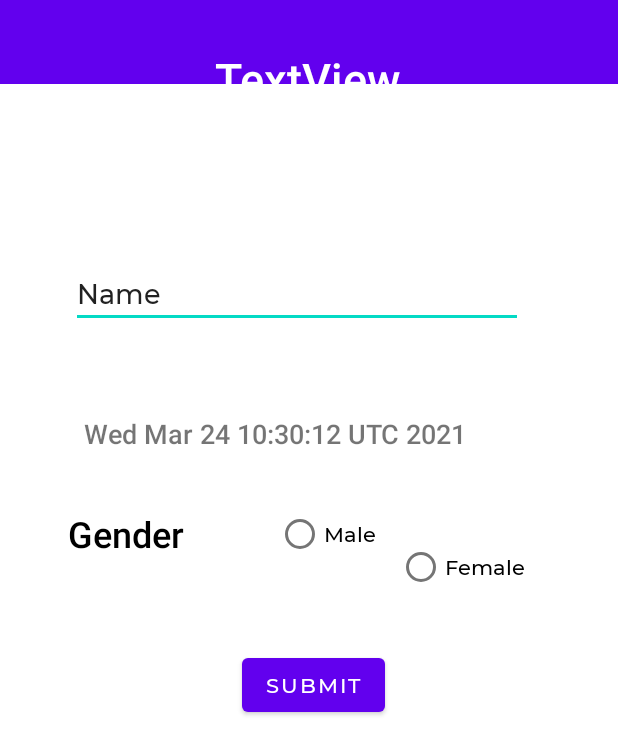
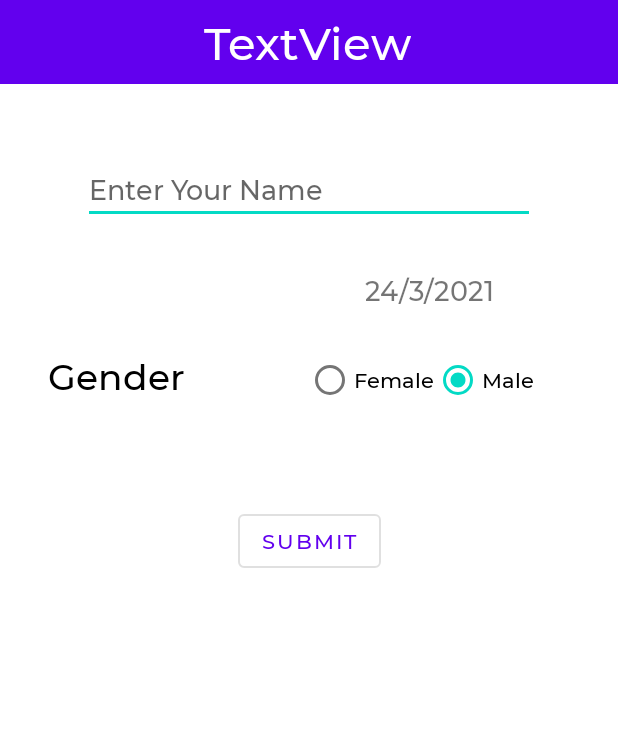
Before and after one commit to NamnendraGupta/SWE-Project_IIT2019154, an Android app: the RegisterActivity screen opened directly, with no data from a screen before it, on a phone screen of 412 x 824 dp. Shown: the top 755 px of the screen. Run offline under Robolectric (Android 15) with nearby library versions, the phone set to English and light mode, and no system bars.

Commit message:
Added the functionality of Getting the List of Users and Displaying them

```diff
--- a/app/build.gradle
+++ b/app/build.gradle
@@ -41,6 +41,7 @@ dependencies {
     implementation 'com.google.firebase:firebase-database:19.7.0'
     implementation 'com.google.android.material:material:1.3.0'
     implementation 'com.squareup.picasso:picasso:2.71828'
+    implementation 'androidx.legacy:legacy-support-v4:1.0.0'
     testImplementation 'junit:junit:4.13.2'
     androidTestImplementation 'androidx.test.ext:junit:1.1.2'
     androidTestImplementation 'androidx.test.espresso:espresso-core:3.3.0'
--- a/app/src/main/java/com/example/robodoc/activities/AdminActivity.java
+++ b/app/src/main/java/com/example/robodoc/activities/AdminActivity.java
@@ -2,6 +2,7 @@ package com.example.robodoc.activities;
 
 import androidx.appcompat.app.AppCompatActivity;
 import androidx.appcompat.widget.Toolbar;
+import androidx.fragment.app.FragmentManager;
 
 import android.content.Intent;
 import android.os.Bundle;
--- a/app/src/main/java/com/example/robodoc/activities/RegisterActivity.java
+++ b/app/src/main/java/com/example/robodoc/activities/RegisterActivity.java
@@ -51,7 +51,7 @@ public class RegisterActivity extends AppCompatActivity implements RegisterUser.
         isRegistering=false;
 
         dob=new Date();
-        tvDOB.setText(dob.toString());
+        tvDOB.setText(getDisplayDate(dob));
 
         datePicker=MaterialDatePicker
                 .Builder.datePicker()
@@ -61,7 +61,7 @@ public class RegisterActivity extends AppCompatActivity implements RegisterUser.
 
         datePicker.addOnPositiveButtonClickListener(selection -> {
             dob=new Date((Long)selection);
-            tvDOB.setText(dob.toString());
+            tvDOB.setText(getDisplayDate(dob));
         });
 
         btnSelectDOB.setOnClickListener(new View.OnClickListener() {
@@ -107,6 +107,14 @@ public class RegisterActivity extends AppCompatActivity implements RegisterUser.
         });
     }
 
+    private String getDisplayDate(Date date){
+        String result;
+        Calendar calendar=Calendar.getInstance();
+        calendar.setTime(date);
+        result=calendar.get(Calendar.DAY_OF_MONTH)+"/"+(calendar.get(Calendar.MONTH)+1)+"/"+calendar.get(Calendar.YEAR);
+        return result;
+    }
+
     @Override
     public void onBackPressed() {
         if(!isRegistering)
--- a/app/src/main/res/layout/activity_login.xml
+++ b/app/src/main/res/layout/activity_login.xml
@@ -8,6 +8,7 @@
 
     <Button
         android:id="@+id/btnLogin"
+        style="@style/Widget.MaterialComponents.Button.OutlinedButton"
         android:layout_width="wrap_content"
         android:layout_height="wrap_content"
         android:text="Login"
--- a/app/src/main/res/layout/activity_register.xml
+++ b/app/src/main/res/layout/activity_register.xml
@@ -7,32 +7,26 @@
     tools:context=".activities.RegisterActivity">
 
 
-    <androidx.appcompat.widget.Toolbar
+    <com.google.android.material.appbar.MaterialToolbar
         android:id="@+id/toolbar5"
         android:layout_width="match_parent"
         android:layout_height="wrap_content"
-        android:layout_marginBottom="729dp"
         android:background="?attr/colorPrimary"
         android:minHeight="?attr/actionBarSize"
         android:theme="?attr/actionBarTheme"
-        app:layout_constraintBottom_toBottomOf="parent"
         app:layout_constraintEnd_toEndOf="parent"
         app:layout_constraintHorizontal_bias="0.0"
         app:layout_constraintStart_toStartOf="parent"
-        app:layout_constraintTop_toTopOf="parent"
-        app:layout_constraintVertical_bias="0.0" />
+        app:layout_constraintTop_toTopOf="parent" />
 
     <TextView
         android:id="@+id/textView4"
         android:layout_width="wrap_content"
         android:layout_height="wrap_content"
-        android:layout_marginTop="16dp"
-        android:layout_marginBottom="736dp"
-        android:fontFamily="sans-serif-medium"
         android:text="TextView"
         android:textColor="@color/white"
         android:textSize="30sp"
-        app:layout_constraintBottom_toBottomOf="parent"
+        app:layout_constraintBottom_toBottomOf="@+id/toolbar5"
         app:layout_constraintEnd_toEndOf="@+id/toolbar5"
         app:layout_constraintHorizontal_bias="0.497"
         app:layout_constraintStart_toStartOf="parent"
@@ -43,17 +37,15 @@
         android:id="@+id/etName"
         android:layout_width="301dp"
         android:layout_height="45dp"
-        android:layout_marginTop="117dp"
+        android:layout_marginStart="16dp"
+        android:layout_marginTop="48dp"
         android:layout_marginEnd="16dp"
-        android:layout_marginBottom="567dp"
         android:ems="10"
+        android:hint="Enter Your Name"
         android:inputType="textPersonName"
-        android:text="Name"
-        app:layout_constraintBottom_toBottomOf="parent"
         app:layout_constraintEnd_toEndOf="parent"
         app:layout_constraintStart_toStartOf="parent"
-        app:layout_constraintTop_toBottomOf="@+id/toolbar5"
-        app:layout_constraintVertical_bias="0.0" />
+        app:layout_constraintTop_toBottomOf="@+id/toolbar5" />
 
     <Button
         android:id="@+id/btnSelectDOB"
@@ -74,13 +66,10 @@
         android:layout_width="0dp"
         android:layout_height="wrap_content"
         android:layout_marginStart="24dp"
-        android:layout_marginTop="39dp"
+        android:layout_marginTop="32dp"
         android:layout_marginEnd="56dp"
-        android:layout_marginBottom="504dp"
-        android:fontFamily="sans-serif-medium"
         android:text="DD/MM/YY"
         android:textSize="18sp"
-        app:layout_constraintBottom_toBottomOf="parent"
         app:layout_constraintEnd_toEndOf="parent"
         app:layout_constraintStart_toEndOf="@+id/btnSelectDOB"
         app:layout_constraintTop_toBottomOf="@+id/etName" />
@@ -89,79 +78,53 @@
         android:id="@+id/rgGender"
         android:layout_width="wrap_content"
         android:layout_height="wrap_content"
-        android:layout_marginStart="8dp"
-        android:layout_marginTop="8dp"
-        android:layout_marginEnd="8dp"
-        android:layout_marginBottom="8dp"
         android:checkedButton="@id/rbMale"
         android:orientation="horizontal"
-        app:layout_constraintBottom_toBottomOf="@+id/textView4"
-        app:layout_constraintEnd_toEndOf="parent"
-        app:layout_constraintStart_toEndOf="@+id/textView4"
-        app:layout_constraintTop_toTopOf="@+id/textView4">
-
-    </RadioGroup>
+        app:layout_constraintBottom_toBottomOf="@+id/textView5"
+        app:layout_constraintEnd_toEndOf="@+id/tvDisplayDOB"
+        app:layout_constraintTop_toTopOf="@+id/textView5"
+        app:layout_constraintVertical_bias="0.344">
 
         <RadioButton
             android:id="@+id/rbFemale"
             android:layout_width="wrap_content"
             android:layout_height="wrap_content"
-        android:layout_marginStart="11dp"
-        android:layout_marginTop="43dp"
-        android:layout_marginEnd="60dp"
-        android:layout_marginBottom="413dp"
-        android:text="Female"
-        app:layout_constraintBottom_toBottomOf="parent"
-        app:layout_constraintEnd_toEndOf="parent"
-        app:layout_constraintStart_toEndOf="@+id/rbMale"
-        app:layout_constraintTop_toBottomOf="@+id/tvDisplayDOB" />
+            android:text="Female"/>
 
         <RadioButton
             android:id="@+id/rbMale"
             android:layout_width="wrap_content"
             android:layout_height="wrap_content"
-        android:layout_marginStart="182dp"
-        android:layout_marginTop="30dp"
-        android:layout_marginBottom="413dp"
-        android:text="Male"
-        app:layout_constraintBottom_toBottomOf="parent"
-        app:layout_constraintEnd_toStartOf="@+id/rbFemale"
-        app:layout_constraintStart_toStartOf="parent"
-        app:layout_constraintTop_toBottomOf="@+id/btnSelectDOB"
-        app:layout_constraintVertical_bias="0.0" />
+            android:text="Male"/>
+
+    </RadioGroup>
 
     <TextView
         android:id="@+id/textView5"
         android:layout_width="wrap_content"
         android:layout_height="wrap_content"
-        android:layout_marginStart="45dp"
-        android:layout_marginTop="37dp"
-        android:layout_marginEnd="41dp"
-        android:layout_marginBottom="422dp"
-        android:fontFamily="sans-serif-medium"
+        android:layout_marginStart="32dp"
+        android:layout_marginTop="40dp"
         android:text="Gender"
         android:textColor="@color/black"
         android:textSize="24sp"
-        app:layout_constraintBottom_toBottomOf="parent"
-        app:layout_constraintEnd_toStartOf="@+id/rbMale"
-        app:layout_constraintHorizontal_bias="0.0"
         app:layout_constraintStart_toStartOf="parent"
-        app:layout_constraintTop_toBottomOf="@+id/btnSelectDOB"
-        app:layout_constraintVertical_bias="0.0" />
+        app:layout_constraintTop_toBottomOf="@+id/btnSelectDOB" />
 
     <Button
         android:id="@+id/btnSubmit"
+        style="@style/Widget.MaterialComponents.Button.OutlinedButton"
         android:layout_width="wrap_content"
         android:layout_height="wrap_content"
-        android:layout_marginStart="144dp"
-        android:layout_marginTop="37dp"
-        android:layout_marginEnd="155dp"
-        android:layout_marginBottom="328dp"
+        android:layout_marginStart="12dp"
+        android:layout_marginTop="12dp"
+        android:layout_marginEnd="12dp"
+        android:layout_marginBottom="12dp"
         android:text="Submit"
         app:layout_constraintBottom_toBottomOf="parent"
         app:layout_constraintEnd_toEndOf="parent"
-        app:layout_constraintHorizontal_bias="1.0"
         app:layout_constraintStart_toStartOf="parent"
-        app:layout_constraintTop_toBottomOf="@+id/rbMale" />
+        app:layout_constraintTop_toBottomOf="@+id/rgGender"
+        app:layout_constraintVertical_bias="0.100000024" />
 
 </androidx.constraintlayout.widget.ConstraintLayout>
--- a/app/src/main/res/layout/activity_splash_screen.xml
+++ b/app/src/main/res/layout/activity_splash_screen.xml
@@ -24,10 +24,8 @@
         android:id="@+id/textView"
         android:layout_width="wrap_content"
         android:layout_height="wrap_content"
-        android:fontFamily="sans-serif"
         android:text="India's top doctors to guide you to better health every day"
         android:textAlignment="center"
-        android:textAppearance="@style/TextAppearance.AppCompat.Body1"
         android:textColor="@color/white"
         android:textSize="14sp"
         app:layout_constraintBottom_toBottomOf="parent"
--- a/app/src/main/res/menu/admin_menu.xml
+++ b/app/src/main/res/menu/admin_menu.xml
@@ -6,7 +6,7 @@
         android:title="User Dashboard"/>
     <item
         android:id="@+id/aMenuDoctor"
-        android:title="Admin Dashboard"
+        android:title="Doctor Dashboard"
         android:visible="false" />
     <item
         android:id="@+id/aMenuLogout"
--- a/app/src/main/res/values/strings.xml
+++ b/app/src/main/res/values/strings.xml
@@ -1,3 +1,5 @@
 <resources>
     <string name="app_name">RoboDoc</string>
+    <!-- TODO: Remove or change this placeholder text -->
+    <string name="hello_blank_fragment">Hello blank fragment</string>
 </resources>
```
Also changed, not shown: app/src/main/java/com/example/robodoc/adapters/UserListAdapter.java (added, +66 -0 lines), app/src/main/java/com/example/robodoc/classes/UserInfo.java (added, +87 -0 lines), app/src/main/java/com/example/robodoc/firebase/firestore/GetUsersList.java (added, +76 -0 lines), app/src/main/java/com/example/robodoc/firebase/firestore/UpdateUserRole.java (added, +53 -0 lines), app/src/main/java/com/example/robodoc/fragments/admin/UserListFragment.java (added, +112 -0 lines), app/src/main/res/layout/activity_admin.xml (+8 -0 lines), app/src/main/res/layout/fragment_user_list.xml (added, +50 -0 lines), app/src/main/res/layout/user_list_item.xml (added, +61 -0 lines). Lines whose indentation alone changed are shown as unchanged.
